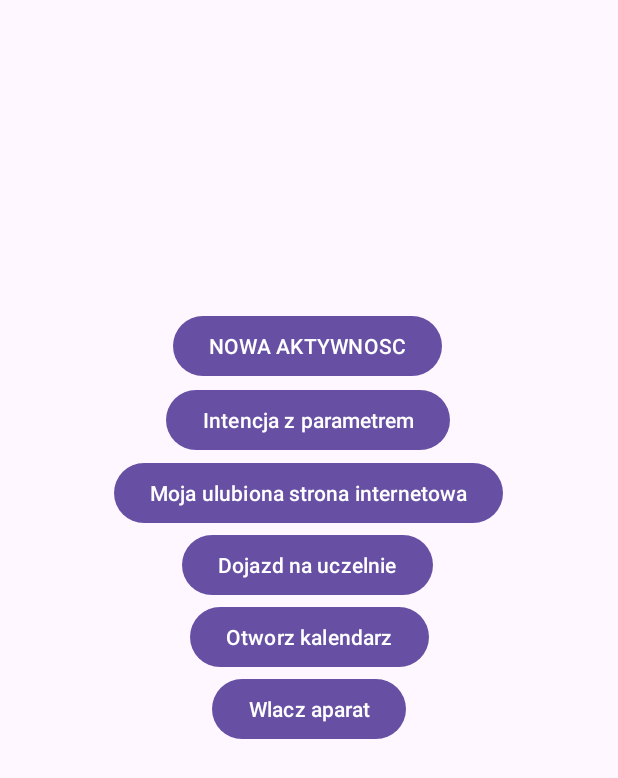
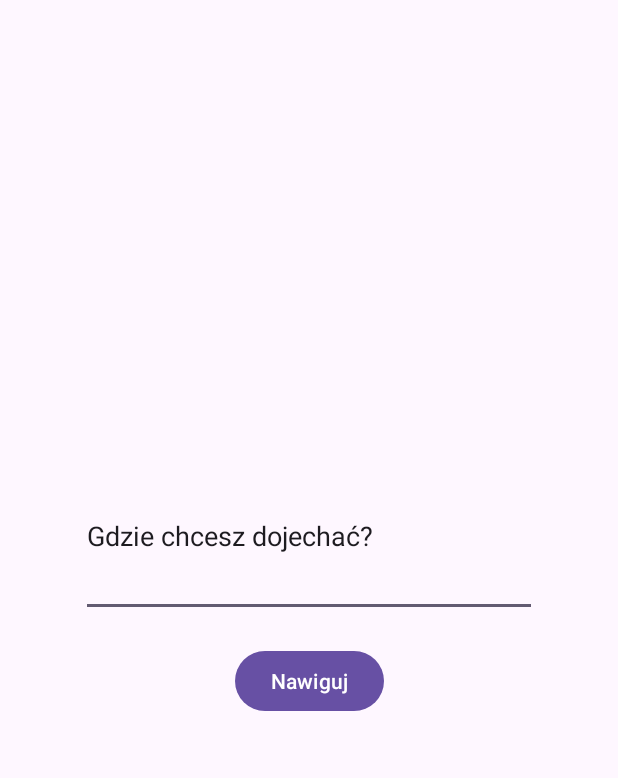
Before and after one commit to dvvvjula/android-studio-lab, an Android app: the screen it shows after launch (MainActivity), on a phone screen of 412 x 824 dp. Shown: the top 778 px of the screen. Run offline under Robolectric (Android 15) with nearby library versions, the phone set to English and light mode, and no system bars.

Commit message:
28-10-2025

```diff
--- a/app/build.gradle.kts
+++ b/app/build.gradle.kts
@@ -3,11 +3,11 @@ plugins {
 }
 
 android {
-    namespace = "com.example.intencje"
+    namespace = "com.example.navigation"
     compileSdk = 36
 
     defaultConfig {
-        applicationId = "com.example.intencje"
+        applicationId = "com.example.navigation"
         minSdk = 24
         targetSdk = 36
         versionCode = 1
--- a/app/src/main/AndroidManifest.xml
+++ b/app/src/main/AndroidManifest.xml
@@ -10,11 +10,7 @@
         android:label="@string/app_name"
         android:roundIcon="@mipmap/ic_launcher_round"
         android:supportsRtl="true"
-        android:theme="@style/Theme.Intencje">
-        <activity
-            android:name=".Intencja"
-            android:exported="false" />
-        <activity android:name=".IntencjaParametr"/>
+        android:theme="@style/Theme.Navigation">
         <activity
             android:name=".MainActivity"
             android:exported="true">
--- a/app/src/main/res/layout/activity_main.xml
+++ b/app/src/main/res/layout/activity_main.xml
@@ -2,86 +2,34 @@
 <androidx.constraintlayout.widget.ConstraintLayout xmlns:android="http://schemas.android.com/apk/res/android"
     xmlns:app="http://schemas.android.com/apk/res-auto"
     xmlns:tools="http://schemas.android.com/tools"
-    android:id="@+id/bttn"
+    android:id="@+id/main"
     android:layout_width="match_parent"
     android:layout_height="match_parent"
-    android:onClick="strona"
+    android:onClick="navigate"
     tools:context=".MainActivity">
 
-    <Button
-        android:id="@+id/button6"
-        android:layout_width="wrap_content"
-        android:layout_height="wrap_content"
-        android:onClick="wlaczAparat"
-        android:text="Wlacz aparat"
+    <EditText
+        android:id="@+id/editTextText"
+        android:layout_width="304dp"
+        android:layout_height="108dp"
+        android:ems="10"
+        android:inputType="text"
+        android:text="Gdzie chcesz dojechać?"
         app:layout_constraintBottom_toBottomOf="parent"
         app:layout_constraintEnd_toEndOf="parent"
         app:layout_constraintStart_toStartOf="parent"
-        app:layout_constraintTop_toBottomOf="@+id/button5"
-        app:layout_constraintVertical_bias="0.0" />
-
-    <Button
-        android:id="@+id/button5"
-        android:layout_width="wrap_content"
-        android:layout_height="wrap_content"
-        android:onClick="kalendarz"
-        android:text="Otworz kalendarz"
-        app:layout_constraintBottom_toBottomOf="parent"
-        app:layout_constraintEnd_toEndOf="parent"
-        app:layout_constraintStart_toStartOf="parent"
-        app:layout_constraintTop_toBottomOf="@+id/button4"
-        app:layout_constraintVertical_bias="0.0" />
-
-    <Button
-        android:id="@+id/button2"
-        android:layout_width="wrap_content"
-        android:layout_height="wrap_content"
-        android:onClick="reakcjaParametr"
-        android:text="Intencja z parametrem"
-        app:layout_constraintBottom_toBottomOf="parent"
-        app:layout_constraintEnd_toEndOf="parent"
-        app:layout_constraintHorizontal_bias="0.497"
-        app:layout_constraintStart_toStartOf="parent"
-        app:layout_constraintTop_toBottomOf="@+id/button"
-        app:layout_constraintVertical_bias="0.002" />
+        app:layout_constraintTop_toTopOf="parent"
+        app:layout_constraintVertical_bias="0.424" />
 
     <Button
         android:id="@+id/button"
         android:layout_width="wrap_content"
         android:layout_height="wrap_content"
-        android:onClick="reakcja"
-        android:text="NOWA AKTYWNOSC"
+        android:onClick="navigate"
+        android:text="Nawiguj"
         app:layout_constraintBottom_toBottomOf="parent"
         app:layout_constraintEnd_toEndOf="parent"
-        app:layout_constraintHorizontal_bias="0.497"
         app:layout_constraintStart_toStartOf="parent"
-        app:layout_constraintTop_toTopOf="parent"
-        app:layout_constraintVertical_bias="0.266" />
-
-    <Button
-        android:id="@+id/button3"
-        android:layout_width="wrap_content"
-        android:layout_height="wrap_content"
-        android:onClick="strona"
-        android:text="Moja ulubiona strona internetowa"
-        app:layout_constraintBottom_toBottomOf="parent"
-        app:layout_constraintEnd_toEndOf="parent"
-        app:layout_constraintHorizontal_bias="0.496"
-        app:layout_constraintStart_toStartOf="parent"
-        app:layout_constraintTop_toBottomOf="@+id/button2"
-        app:layout_constraintVertical_bias="0.002" />
-
-    <Button
-        android:id="@+id/button4"
-        android:layout_width="wrap_content"
-        android:layout_height="wrap_content"
-        android:onClick="mapa"
-        android:text="Dojazd na uczelnie"
-        app:layout_constraintBottom_toBottomOf="parent"
-        app:layout_constraintEnd_toEndOf="parent"
-        app:layout_constraintHorizontal_bias="0.497"
-        app:layout_constraintStart_toStartOf="parent"
-        app:layout_constraintTop_toBottomOf="@+id/button3"
-        app:layout_constraintVertical_bias="0.0" />
-
+        app:layout_constraintTop_toBottomOf="@+id/editTextText"
+        app:layout_constraintVertical_bias="0.051" />
 </androidx.constraintlayout.widget.ConstraintLayout>
--- a/app/src/main/res/values-night/themes.xml
+++ b/app/src/main/res/values-night/themes.xml
@@ -1,6 +1,6 @@
 <resources xmlns:tools="http://schemas.android.com/tools">
     <!-- Base application theme. -->
-    <style name="Base.Theme.Intencje" parent="Theme.Material3.DayNight.NoActionBar">
+    <style name="Base.Theme.Navigation" parent="Theme.Material3.DayNight.NoActionBar">
         <!-- Customize your dark theme here. -->
         <!-- <item name="colorPrimary">@color/my_dark_primary</item> -->
     </style>
--- a/app/src/main/res/values/strings.xml
+++ b/app/src/main/res/values/strings.xml
@@ -1,4 +1,3 @@
 <resources>
-    <string name="app_name">Intencje</string>
-    <string name="poleTekstowe">zmienna</string>
+    <string name="app_name">Navigation</string>
 </resources>
--- a/app/src/main/res/values/themes.xml
+++ b/app/src/main/res/values/themes.xml
@@ -1,9 +1,9 @@
 <resources xmlns:tools="http://schemas.android.com/tools">
     <!-- Base application theme. -->
-    <style name="Base.Theme.Intencje" parent="Theme.Material3.DayNight.NoActionBar">
+    <style name="Base.Theme.Navigation" parent="Theme.Material3.DayNight.NoActionBar">
         <!-- Customize your light theme here. -->
         <!-- <item name="colorPrimary">@color/my_light_primary</item> -->
     </style>
 
-    <style name="Theme.Intencje" parent="Base.Theme.Intencje" />
+    <style name="Theme.Navigation" parent="Base.Theme.Navigation" />
 </resources>
--- a/settings.gradle.kts
+++ b/settings.gradle.kts
@@ -19,5 +19,5 @@ dependencyResolutionManagement {
     }
 }
 
-rootProject.name = "Intencje"
+rootProject.name = "Navigation"
 include(":app")
```
Also changed, not shown: app/src/main/java/com/example/intencje/Intencja.java (deleted, +0 -24 lines), app/src/main/java/com/example/intencje/IntencjaParametr.java (deleted, +0 -19 lines), app/src/main/java/com/example/intencje/MainActivity.java (deleted, +0 -66 lines), app/src/main/java/com/example/navigation/MainActivity.java (added, +33 -0 lines), app/src/main/res/layout/activity_intencja.xml (deleted, +0 -19 lines), app/src/main/res/layout/activity_intencja_parametr.xml (deleted, +0 -17 lines), gradle/wrapper/gradle-wrapper.properties, 5 other files.
